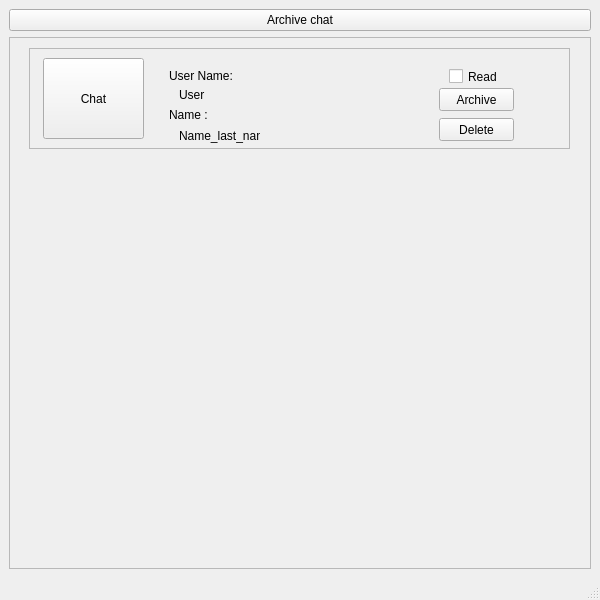
First picture: the form in ui/room.ui, repository PooyaFekri/LinkedIn, before the edit.
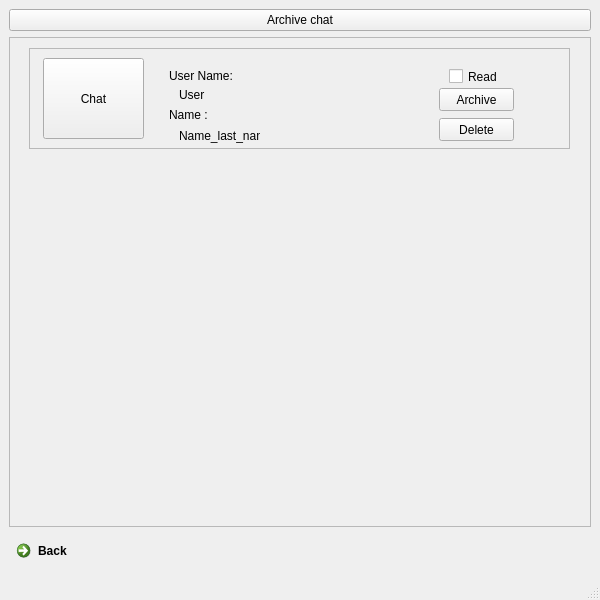
Second picture: the form after the edit.

```diff
--- a/ui/room.ui
+++ b/ui/room.ui
@@ -33,7 +33,7 @@
          <x>0</x>
          <y>0</y>
          <width>580</width>
-         <height>505</height>
+         <height>463</height>
         </rect>
        </property>
        <widget class="QFrame" name="Chat_room">
@@ -159,6 +159,13 @@
       </widget>
      </widget>
     </item>
+    <item>
+     <widget class="QCommandLinkButton" name="BackButton">
+      <property name="text">
+       <string>Back</string>
+      </property>
+     </widget>
+    </item>
    </layout>
   </widget>
   <widget class="QMenuBar" name="menubar">
```
Left out of the diff: 2 changed lines with no effect on the pictures.
